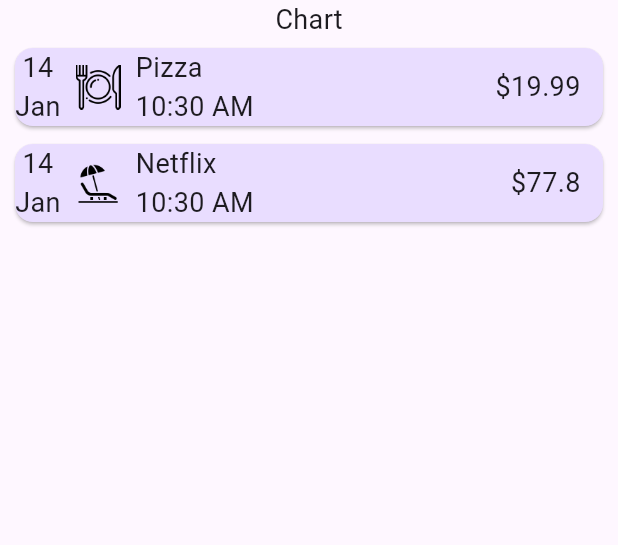
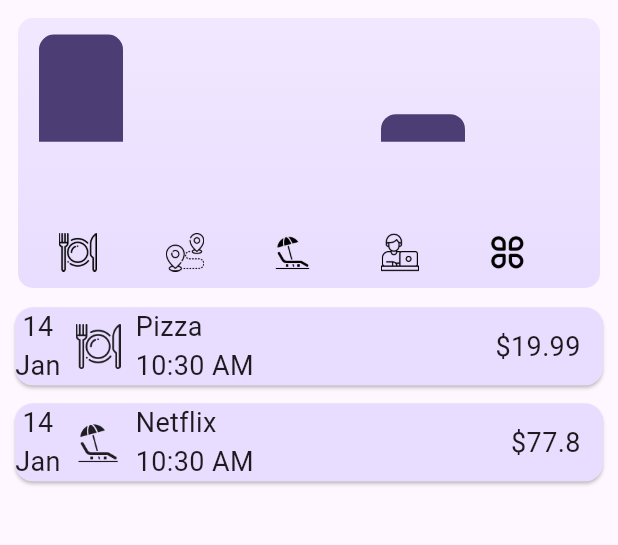
Before and after one commit to Sarthakpurii/SpendWise, a Flutter app: the screen it shows after launch, on a phone screen of 412 x 824 dp, the part 84-629 px from its top. Run offline on Flutter 3.47's test engine with Material 3 defaults, Android fonts, the phone set to English and light mode, and no system bars.

Commit message:
added summary chart feature

```diff
--- a/lib/main.dart
+++ b/lib/main.dart
@@ -15,10 +15,36 @@
 //     onSurface: Color(0xFF454545),
 //   );
 
-final kColorScheme=ColorScheme.fromSeed(seedColor: Color.fromARGB(255, 96, 59, 181));
-
+final kColorScheme=ColorScheme.fromSeed(seedColor: const Color.fromARGB(255, 96, 59, 181));
+final kDarkColorScheme=ColorScheme.fromSeed(brightness: Brightness.dark,
+  seedColor: const Color.fromARGB(255, 5, 99, 125));
 void main() {
   runApp(MaterialApp(
+    darkTheme: ThemeData.dark().copyWith(
+      colorScheme: kDarkColorScheme,
+      appBarTheme: const AppBarTheme().copyWith(
+      backgroundColor: kDarkColorScheme.onPrimary,
+      foregroundColor: kDarkColorScheme.onPrimaryContainer),
+      cardTheme: const CardTheme().copyWith(
+      color: kDarkColorScheme.primaryContainer),
+      elevatedButtonTheme: ElevatedButtonThemeData(style: ElevatedButton.styleFrom(
+      backgroundColor: kDarkColorScheme.primaryContainer,
+      foregroundColor: kDarkColorScheme.onPrimaryContainer
+    )),
+    textTheme: ThemeData().textTheme.copyWith(
+      bodyMedium: ThemeData().textTheme.bodyMedium!.copyWith(
+        color: kDarkColorScheme.onPrimaryContainer,
+        fontSize: 18,
+      ) ,
+
+    )
+    ),
+
+
+
+
+
+
     theme: ThemeData().copyWith(colorScheme: kColorScheme,
     appBarTheme: const AppBarTheme().copyWith(
       backgroundColor: kColorScheme.onPrimaryContainer,
--- a/lib/models/expense_structure.dart
+++ b/lib/models/expense_structure.dart
@@ -11,3 +11,22 @@ class ExpenseDetails{
   final DateTime date;
   final Category category;
 }
+
+
+class ExpenseBucket{
+  const ExpenseBucket(this.category,this.expenses);
+
+  final Category category;
+  final List<ExpenseDetails> expenses;
+
+  ExpenseBucket.forCategory(List<ExpenseDetails> elist, this.category) : expenses=elist.where((e)=>e.category==category).toList();
+
+  double get totalExpenses{
+    double sum=0;
+
+    for (final e in expenses){
+      sum+=e.amount;
+    }
+    return sum;
+  }
+}
--- /dev/null
+++ b/lib/widget/chart/chart.dart
@@ -0,0 +1,70 @@
+
+import 'package:flutter/material.dart';
+import 'package:spend/models/expense_structure.dart';
+import 'package:spend/widget/chart/chart_bar.dart';
+
+class Chart extends StatelessWidget{
+  Chart(this.expensesData,{super.key});
+
+  List<ExpenseDetails> expensesData;
+
+  List<ExpenseBucket> get buckets{
+    List<ExpenseBucket> bucketList=[];
+    bucketList.add(ExpenseBucket.forCategory(expensesData, Category.Leisure));
+    bucketList.add(ExpenseBucket.forCategory(expensesData, Category.Work));
+    bucketList.add(ExpenseBucket.forCategory(expensesData, Category.Travel));
+    bucketList.add(ExpenseBucket.forCategory(expensesData, Category.Food));
+    bucketList.add(ExpenseBucket.forCategory(expensesData, Category.Other));
+
+    return bucketList;
+  }
+
+  double get getmaxAmount {
+    double max = 0;
+    for (final bucket in buckets) {
+      if (bucket.totalExpenses > max) max = bucket.totalExpenses;
+    }
+    return max;
+  }
+
+
+  @override
+  Widget build(context){
+    final double maxAmount=getmaxAmount;
+    return Container(
+      height: 180,
+      width: double.infinity,
+      margin: const EdgeInsets.fromLTRB(12,12,12,7),
+      decoration: BoxDecoration(borderRadius: BorderRadius.circular(10),
+      gradient: LinearGradient(colors: [Theme.of(context).colorScheme.primaryContainer,Theme.of(context).colorScheme.primaryContainer.withOpacity(0.6)],
+      begin: Alignment.bottomCenter,
+      end: Alignment.topCenter,)
+      ,),
+      child: Padding(
+        padding: EdgeInsets.symmetric(vertical: 6,horizontal: 4),
+        child: Column(
+          children: [
+            Expanded(
+              child: Row(
+                crossAxisAlignment: CrossAxisAlignment.end,
+                children: [for (final bucket in buckets)
+                ChartBar(bucket.totalExpenses/maxAmount)])),
+            // SizedBox(height: 0,),
+
+
+
+
+            Expanded(child: Row(
+              crossAxisAlignment: CrossAxisAlignment.end,
+              children: [for ( Category c in Category.values) Padding(
+                padding: const EdgeInsets.symmetric(horizontal: 23,vertical: 0),
+                child: Image.asset('assets/icons/${c.name.toLowerCase()}.png',scale: 20,),
+              )],
+            )),
+            SizedBox(height: 5,)
+          ],
+        ),
+      ),
+    );
+  }
+}
--- /dev/null
+++ b/lib/widget/chart/chart_bar.dart
@@ -0,0 +1,30 @@
+
+import 'package:flutter/material.dart';
+
+class ChartBar extends StatelessWidget{
+  ChartBar(this.amount,{super.key});
+
+  double amount;
+
+  @override
+  Widget build(context){
+    return Expanded(
+      child: Padding(
+        padding: const EdgeInsets.symmetric(
+          vertical: 5,horizontal: 10
+        ),
+        child: FractionallySizedBox(
+          alignment: Alignment.bottomCenter,
+          heightFactor: amount,
+          child: DecoratedBox(
+            decoration: BoxDecoration(
+              borderRadius: BorderRadius.vertical(top: Radius.circular(10)),
+              shape: BoxShape.rectangle,
+              color: Theme.of(context).colorScheme.onPrimaryContainer
+              ),
+            )
+          ),
+      ),
+    );
+  }
+}
--- a/lib/widget/expense-list/expense/expense.dart
+++ b/lib/widget/expense-list/expense/expense.dart
@@ -22,6 +22,8 @@ class Expense extends StatelessWidget {
             ),
             const SizedBox(width: 10,),
             Image.asset('assets/icons/${data.category.name.toLowerCase()}.png',
+            color: Theme.of(context).iconTheme.color,
+            colorBlendMode: BlendMode.srcIn,
             height: 30,
             width: 30,),
             const SizedBox(width: 10,),
--- a/lib/widget/expense-list/expenses_list.dart
+++ b/lib/widget/expense-list/expenses_list.dart
@@ -13,7 +13,10 @@ class ExpensesList extends StatelessWidget{
     return ListView.builder(
       itemCount:expenses.length,
       itemBuilder: (ctx,index)=>Dismissible(key: ValueKey(expenses[index]),
-      background: Container(),
+      background: Container(decoration: BoxDecoration(color: Colors.blueGrey.withOpacity(0.75),
+      borderRadius: BorderRadius.circular(10)),
+      child: Row(mainAxisAlignment: MainAxisAlignment.end,
+      children: [Image.asset('assets/icons/delete.png',scale: 14,color: Theme.of(context).textTheme.bodyMedium!.color,),const SizedBox(width: 10,)],),),
       child:Expense(expenses[index]),
       onDismissed: (direction) => expenseDeleter(index),));
   }
--- a/lib/widget/expenses.dart
+++ b/lib/widget/expenses.dart
@@ -1,5 +1,6 @@
 import 'package:flutter/material.dart';
 import 'package:spend/models/expense_structure.dart';
+import 'package:spend/widget/chart/chart.dart';
 import 'package:spend/widget/dialog-page/dialog_box.dart';
 import 'package:spend/widget/expense-list/expenses_list.dart';
 
@@ -74,7 +75,16 @@ class _ExpensesState extends State<Expenses> {
 
   @override
   Widget build(context) {
-   Widget mainContent=const Center(child: Text('No expenses'),);
+   Widget mainContent=Column(
+    mainAxisAlignment: MainAxisAlignment.center,
+    children:[Padding(
+      padding: const EdgeInsets.fromLTRB(26,0,0,0),
+      child: Image.asset('assets/icons/empty.png',scale: 4,color: Theme.of(context).textTheme.bodyMedium!.color,),
+    ),
+              const SizedBox(height: 12,),
+              const Text('No expenses',
+              textAlign: TextAlign.start,)]
+   );
     if (dummydata.isNotEmpty){
     mainContent=ExpensesList(
               dummydata,
@@ -95,7 +105,7 @@ class _ExpensesState extends State<Expenses> {
         child: Column(
           crossAxisAlignment: CrossAxisAlignment.center,
           children: [
-            const Text('Chart'),
+            Chart(dummydata),
             Expanded(
                 child: mainContent)
           ],
```
